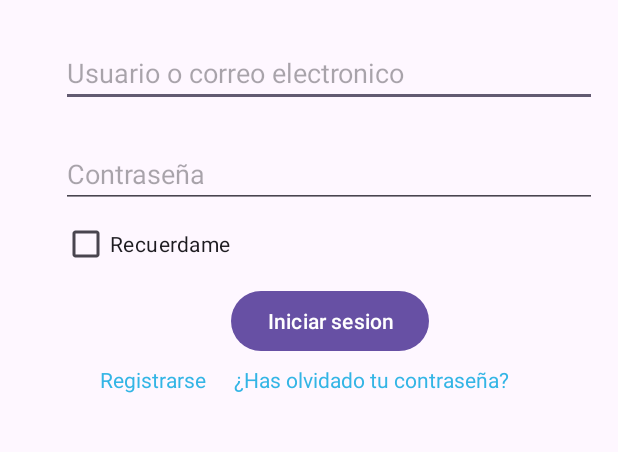
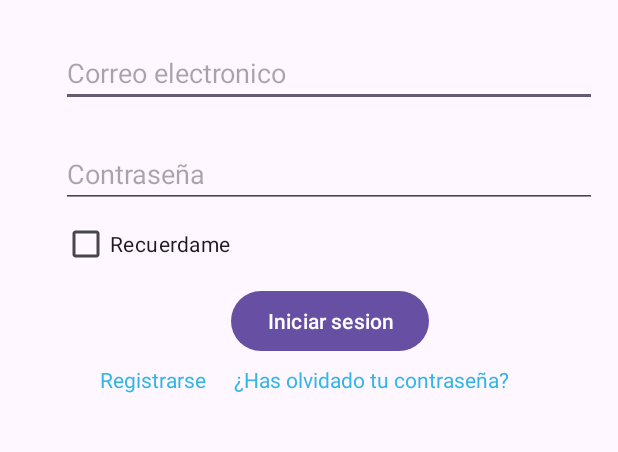
Before and after one commit to Elnoobtriunfador/MiAplicacionDeVideojuegos, an Android app: the screen it shows after launch (PantallaLoginActivity), on a phone screen of 412 x 824 dp, the part 482-934 px from its top. Run offline under Robolectric (Android 15) with nearby library versions, the phone set to English and light mode, and no system bars; our stand-ins replace Firebase (no records; nobody signed in at launch, a user with empty details on screens opened directly).

```diff
--- a/app/src/main/java/com/example/miaplicaciondevideojuegos/PantallaLoginActivity.java
+++ b/app/src/main/java/com/example/miaplicaciondevideojuegos/PantallaLoginActivity.java
@@ -76,6 +76,7 @@ public class PantallaLoginActivity extends AppCompatActivity{
                                     finish();
                                 }
                             } else {
+                                user = null;
                                 if (user != null) {
                                     Toast.makeText(this, "Inicio de sesion exitoso", Toast.LENGTH_SHORT).show();
                                     Intent intent = new Intent(this, PantallaPrincipalActivity.class);
--- a/app/src/main/res/layout/activity_pantallalogin.xml
+++ b/app/src/main/res/layout/activity_pantallalogin.xml
@@ -29,7 +29,7 @@
         android:layout_marginTop="14dp"
         android:layout_marginEnd="6dp"
         android:layout_marginBottom="16dp"
-        android:hint="Usuario o correo electronico"
+        android:hint="Correo electronico"
         android:inputType="text"
         app:layout_constraintBottom_toTopOf="@+id/textoContraseña"
         app:layout_constraintEnd_toEndOf="parent"
```
